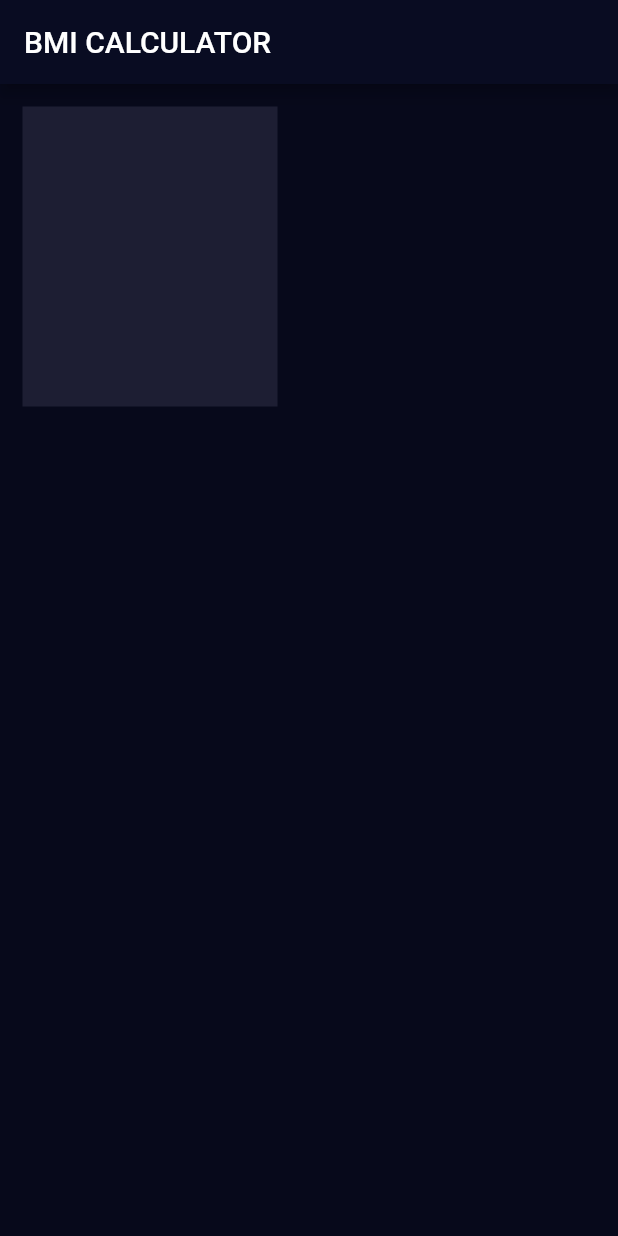
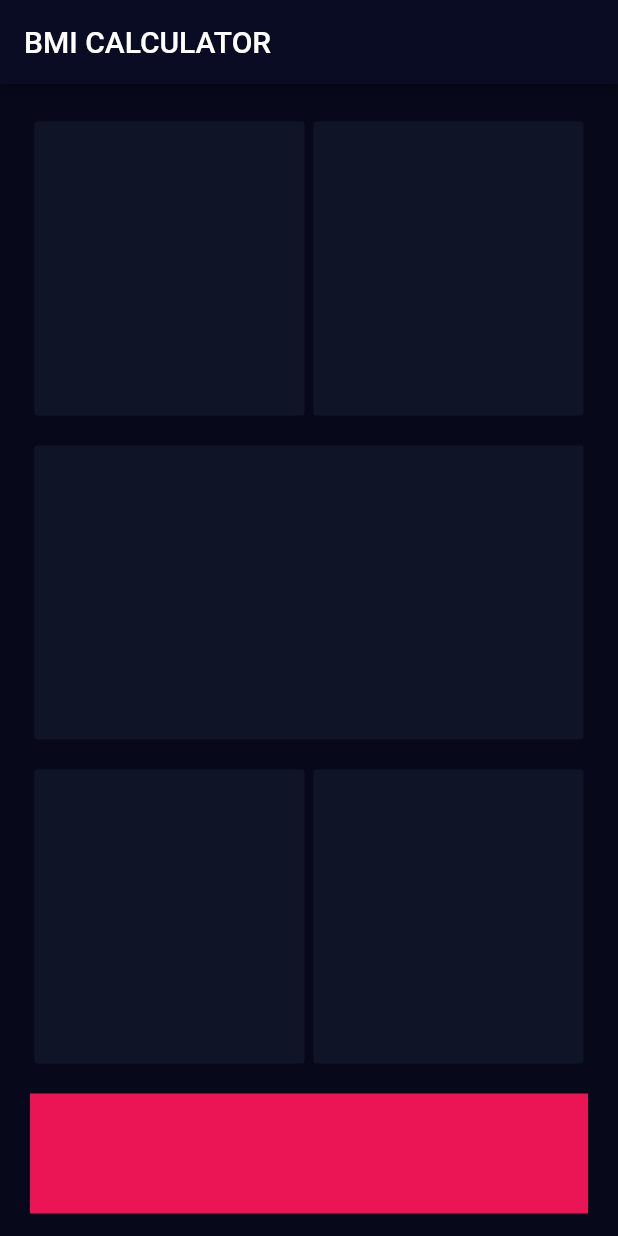
Before and after one commit to trellaren/bmi-calculator, a Flutter app: the screen it shows after launch, on a phone screen of 412 x 824 dp. Run offline on Flutter 3.47's test engine with Material 2 defaults, Android fonts, the phone set to English and light mode, and no system bars.

Commit message:
Committing this before I mess it up and have to start over again.

```diff
--- a/lib/input_page.dart
+++ b/lib/input_page.dart
@@ -1,4 +1,8 @@
 import 'package:flutter/material.dart';
+
+const double bottomContainerHeight = 80.0;
+const Color defaultCardColor = Color(0xFF101427);
+const Color bottomContainerColor = Color(0xFFEB1555);
 
 class InputPage extends StatefulWidget {
   @override
@@ -12,15 +16,57 @@ class _InputPageState extends State<InputPage> {
       appBar: AppBar(
         title: Text('BMI CALCULATOR'),
       ),
-      body: Container(
-        color: Color(0xFF1D1E33),
-        margin: EdgeInsets.all(15.0),
-        height: 200,
-        width: 170.0,
-        decoration: BoxDecoration(
-          borderRadius: BorderRadius.circular(10.0),
+      body: Padding(
+        padding: const EdgeInsets.fromLTRB(20.0, 15.0, 20.0, 15.0),
+        child: Column(
+          children: <Widget>[
+            Expanded(child: Row(
+              children: <Widget> [
+                Expanded(child:
+                  ReusableCard(colorProp: defaultCardColor,),
+                ),
+                Expanded(child:
+                  ReusableCard(colorProp: defaultCardColor,),
+                ),
+              ],
+            )),
+            Expanded(child:
+              ReusableCard(colorProp: defaultCardColor,),
+            ),
+            Expanded(child: Row(
+              children: <Widget> [
+                Expanded(child:
+                  ReusableCard(colorProp: defaultCardColor,),
+                ),
+                Expanded(child:
+                  ReusableCard(colorProp: defaultCardColor,),
+                ),
+              ],
+            )),
+            Container(
+              color: bottomContainerColor,
+              margin: EdgeInsets.only(top: 10.0),
+              width: double.infinity,
+              height: bottomContainerHeight,
+            )
+          ],
         ),
       ),
     );
   }
 }
+
+class ReusableCard extends StatelessWidget {
+  ReusableCard({@required this.colorProp});
+  final Color colorProp;
+  @override
+  Widget build(BuildContext context) {
+    return Container(
+      margin: EdgeInsets.fromLTRB(3.0, 10.0, 3.0, 10.0),
+      decoration: BoxDecoration(
+        borderRadius: BorderRadius.circular(2.0),
+        color: colorProp,
+      ),
+    );
+  }
+}
```
